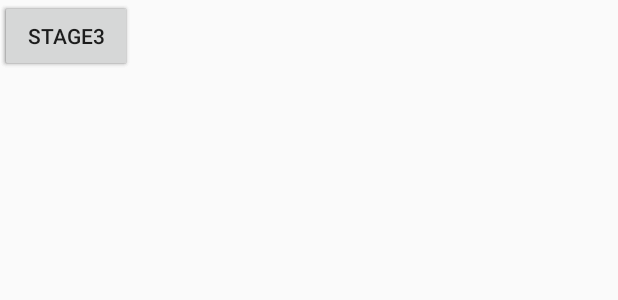
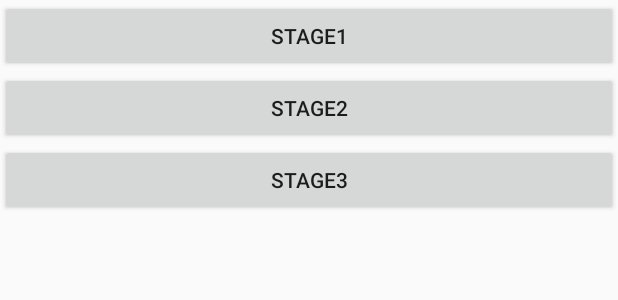
Before and after one commit to Chul-woo/Dictionary, an Android app: the layout activity_game.xml on its own in the app's theme, with its tools: preview values and no code run, on a phone screen of 412 x 824 dp. Shown: the top 300 px of the screen. Run offline under Robolectric (Android 15) with nearby library versions, the phone set to English and light mode, and no system bars; network calls fail.

Commit message:
add game button

```diff
--- a/app/src/main/java/com/example/owen_kim/dictionary/MainActivity.java
+++ b/app/src/main/java/com/example/owen_kim/dictionary/MainActivity.java
@@ -113,6 +113,16 @@ public class MainActivity extends AppCompatActivity {
             }
         });
 
+        //게임화면 액티비티 이동
+        bt_Game.setOnClickListener(new View.OnClickListener() {
+            @Override
+            public void onClick(View view) {
+                Intent intent = new Intent(MainActivity.this, GameActivity.class);
+                intent.putExtra("user_id", user_id);
+                startActivity(intent);
+
+            }
+        });
         //나의 사전 버튼 눌렀을때 액티비티 이동
         bt_MyDic.setOnClickListener(new View.OnClickListener() {
             @Override
--- a/app/src/main/java/com/example/owen_kim/dictionary/MyDicActivity.java
+++ b/app/src/main/java/com/example/owen_kim/dictionary/MyDicActivity.java
@@ -98,10 +98,6 @@ public class MyDicActivity extends AppCompatActivity{
         };
         thread.start();
 
-
-
-
-
         myListAdapter = new MyListAdapter(MyDicActivity.this,list_itemArrayList);
         listView.setAdapter(myListAdapter);
     }
--- a/app/src/main/res/layout/activity_game.xml
+++ b/app/src/main/res/layout/activity_game.xml
@@ -6,29 +6,35 @@
     android:layout_height="match_parent"
     tools:context=".GameActivity">
 
+    <LinearLayout
+        android:layout_width="match_parent"
+        android:layout_height="match_parent"
+        android:orientation="vertical">
+
         <Button
             android:id="@+id/button"
-        android:layout_width="wrap_content"
+            android:layout_width="match_parent"
             android:layout_height="wrap_content"
-        android:text="stage1"
+            android:text="@string/stage1"
             tools:layout_editor_absoluteX="148dp"
             tools:layout_editor_absoluteY="122dp" />
 
         <Button
             android:id="@+id/button2"
-        android:layout_width="wrap_content"
+            android:layout_width="match_parent"
             android:layout_height="wrap_content"
-        android:text="stage2"
+            android:text="@string/stage2"
             tools:layout_editor_absoluteX="148dp"
-        tools:layout_editor_absoluteY="244dp" />
+            tools:layout_editor_absoluteY="246dp" />
 
         <Button
             android:id="@+id/button3"
-        android:layout_width="wrap_content"
+            android:layout_width="match_parent"
             android:layout_height="wrap_content"
-        android:text="stage3"
+            android:text="@string/stage3"
             tools:layout_editor_absoluteX="148dp"
             tools:layout_editor_absoluteY="362dp" />
+    </LinearLayout>
 
     <android.support.constraint.Guideline
         android:id="@+id/guideline"
--- a/app/src/main/res/values/strings.xml
+++ b/app/src/main/res/values/strings.xml
@@ -21,4 +21,7 @@
 
     <!-- TODO: Remove or change this placeholder text -->
     <string name="hello_blank_fragment">Hello blank fragment</string>
+    <string name="stage1">stage1</string>
+    <string name="stage3">stage3</string>
+    <string name="stage2">stage2</string>
 </resources>
```
Lines whose indentation alone changed are shown as unchanged.
